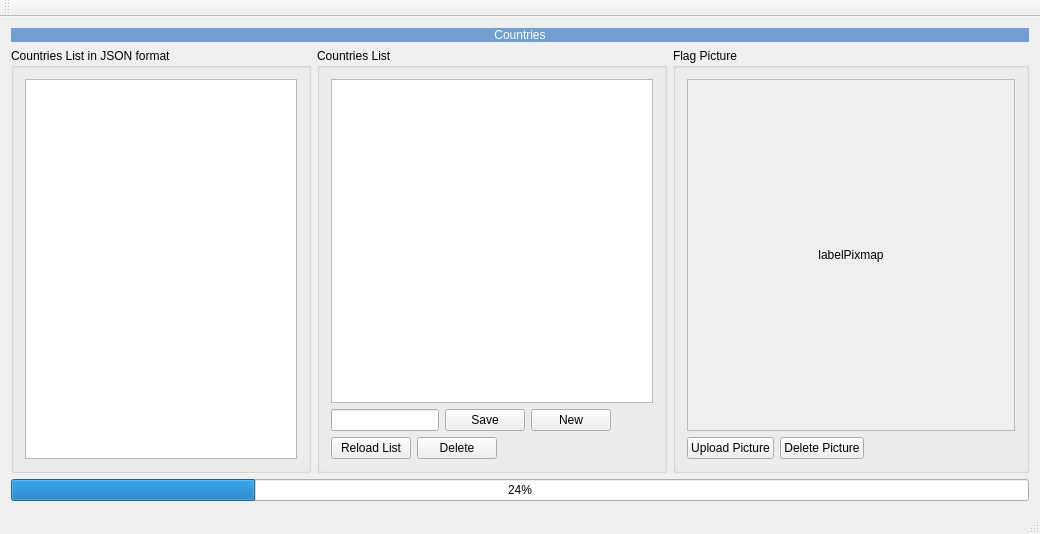
This is mainwindow.ui in Infotronica/from_network_json_2 as Qt 5 draws it before an edit. The edited form follows.
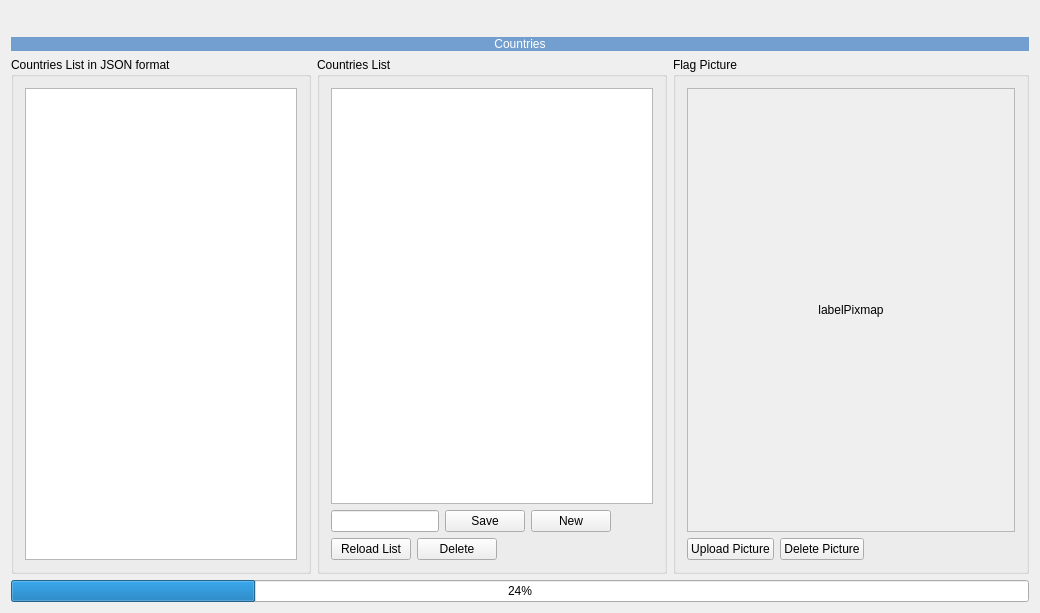
This is the edited form. Icons and pictures are not drawn.

```diff
--- a/mainwindow.ui
+++ b/mainwindow.ui
@@ -7,7 +7,7 @@
     <x>0</x>
     <y>0</y>
     <width>1040</width>
-    <height>534</height>
+    <height>613</height>
    </rect>
   </property>
   <property name="windowTitle">
@@ -15,6 +15,36 @@
   </property>
   <widget class="QWidget" name="centralWidget">
    <layout class="QVBoxLayout" name="verticalLayout_5">
+    <item>
+     <layout class="QHBoxLayout" name="horizontalLayout_5">
+      <item>
+       <widget class="QLabel" name="label_5">
+        <property name="text">
+         <string/>
+        </property>
+        <property name="pixmap">
+         <pixmap resource="../../proyectos_2020/leapYear/appresources.qrc">:/img/infotronicaH.png</pixmap>
+        </property>
+        <property name="scaledContents">
+         <bool>true</bool>
+        </property>
+       </widget>
+      </item>
+      <item>
+       <spacer name="horizontalSpacer_4">
+        <property name="orientation">
+         <enum>Qt::Horizontal</enum>
+        </property>
+        <property name="sizeHint" stdset="0">
+         <size>
+          <width>40</width>
+          <height>20</height>
+         </size>
+        </property>
+       </spacer>
+      </item>
+     </layout>
+    </item>
     <item>
      <widget class="QLabel" name="labelTitulo">
       <property name="styleSheet">
@@ -168,8 +198,8 @@
              <rect>
               <x>0</x>
               <y>0</y>
-              <width>336</width>
-              <height>349</height>
+              <width>332</width>
+              <height>352</height>
              </rect>
             </property>
             <layout class="QVBoxLayout" name="verticalLayout_3">
@@ -232,25 +262,6 @@
     </item>
    </layout>
   </widget>
-  <widget class="QMenuBar" name="menuBar">
-   <property name="geometry">
-    <rect>
-     <x>0</x>
-     <y>0</y>
-     <width>1040</width>
-     <height>21</height>
-    </rect>
-   </property>
-  </widget>
-  <widget class="QToolBar" name="mainToolBar">
-   <attribute name="toolBarArea">
-    <enum>TopToolBarArea</enum>
-   </attribute>
-   <attribute name="toolBarBreak">
-    <bool>false</bool>
-   </attribute>
-  </widget>
-  <widget class="QStatusBar" name="statusBar"/>
  </widget>
  <layoutdefault spacing="6" margin="11"/>
  <resources/>
```
Left out of the diff: 4 changed lines with no effect on the pictures.
